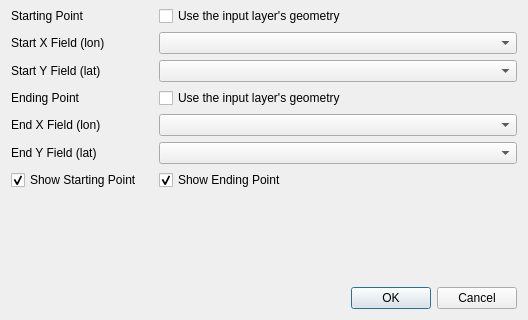
Qt form ui/xyToLineDialog.ui (NationalSecurityAgency/qgis-shapetools-plugin) before a commit; both pictures show x 0 to 528 and y 157 to 477 of the 528 by 477 pixel window.
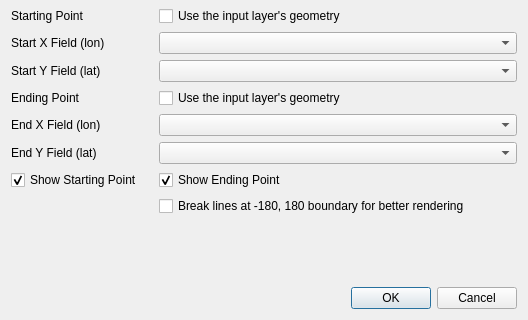
The same form after that commit. Custom widgets are drawn as their Qt base class.

Commit message: xy to line enhancement

Diff of the .ui file:
```diff
--- a/ui/xyToLineDialog.ui
+++ b/ui/xyToLineDialog.ui
@@ -184,6 +184,13 @@
        </property>
       </widget>
      </item>
+     <item row="15" column="1">
+      <widget class="QCheckBox" name="breakLinesCheckBox">
+       <property name="text">
+        <string>Break lines at -180, 180 boundary for better rendering</string>
+       </property>
+      </widget>
+     </item>
     </layout>
    </item>
    <item>
```
Left out of the diff: 4 changed lines with no effect on the pictures. The commit also changes 4 other files.
